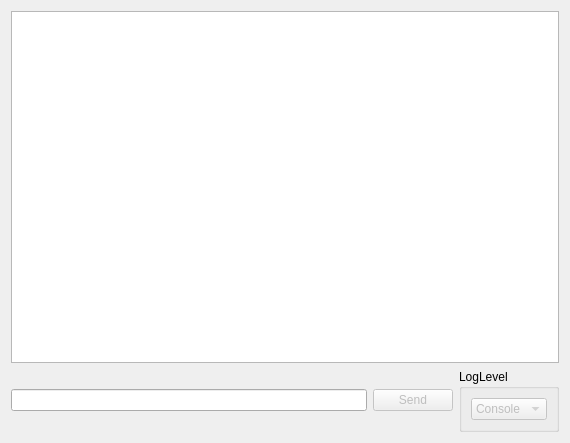
The window that jmesquita/fsgui/resources/consolepage.ui (freeswitch/freeswitch-contrib) describes before a commit, drawn with Qt 5.
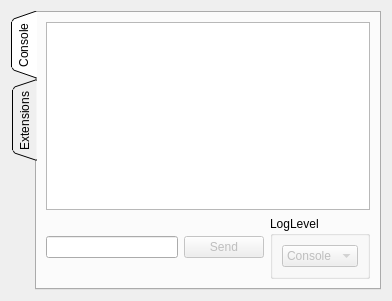
The same window after the commit. Icons and pictures are not drawn.

Commit message: * Small interface change * Initialize eslConnection on consolePage constructor * Fix message colors

What changed in the file:
```diff
--- a/jmesquita/fsgui/resources/consolepage.ui
+++ b/jmesquita/fsgui/resources/consolepage.ui
@@ -6,8 +6,8 @@
    <rect>
     <x>0</x>
     <y>0</y>
-    <width>570</width>
-    <height>443</height>
+    <width>392</width>
+    <height>301</height>
    </rect>
   </property>
   <property name="sizePolicy">
@@ -19,6 +19,34 @@
   <property name="windowTitle">
    <string>consolePage</string>
   </property>
+  <layout class="QHBoxLayout" name="horizontalLayout_3">
+   <item>
+    <widget class="QTabWidget" name="serverTabs">
+     <property name="enabled">
+      <bool>true</bool>
+     </property>
+     <property name="tabPosition">
+      <enum>QTabWidget::West</enum>
+     </property>
+     <property name="tabShape">
+      <enum>QTabWidget::Triangular</enum>
+     </property>
+     <property name="currentIndex">
+      <number>0</number>
+     </property>
+     <property name="movable">
+      <bool>true</bool>
+     </property>
+     <widget class="QWidget" name="tabConsole">
+      <attribute name="icon">
+       <iconset resource="resources.qrc">
+        <normaloff>:/preferences/images/utilities-terminal.svg</normaloff>:/preferences/images/utilities-terminal.svg</iconset>
+      </attribute>
+      <attribute name="title">
+       <string>Console</string>
+      </attribute>
+      <layout class="QVBoxLayout" name="verticalLayout_2">
+       <item>
   <layout class="QVBoxLayout" name="verticalLayout">
    <item>
     <widget class="QTextEdit" name="textConsole"/>
@@ -110,7 +138,27 @@
     </layout>
    </item>
   </layout>
- </widget>
- <resources/>
+       </item>
+      </layout>
+     </widget>
+     <widget class="QWidget" name="tabExtensions">
+      <property name="enabled">
+       <bool>true</bool>
+      </property>
+      <attribute name="icon">
+       <iconset resource="resources.qrc">
+        <normaloff>:/preferences/network-idle.png</normaloff>:/preferences/network-idle.png</iconset>
+      </attribute>
+      <attribute name="title">
+       <string>Extensions</string>
+      </attribute>
+     </widget>
+    </widget>
+   </item>
+  </layout>
+ </widget>
+ <resources>
+  <include location="resources.qrc"/>
+ </resources>
  <connections/>
 </ui>
```
Lines whose indentation alone changed are shown as unchanged. The commit also changes 4 other files.
